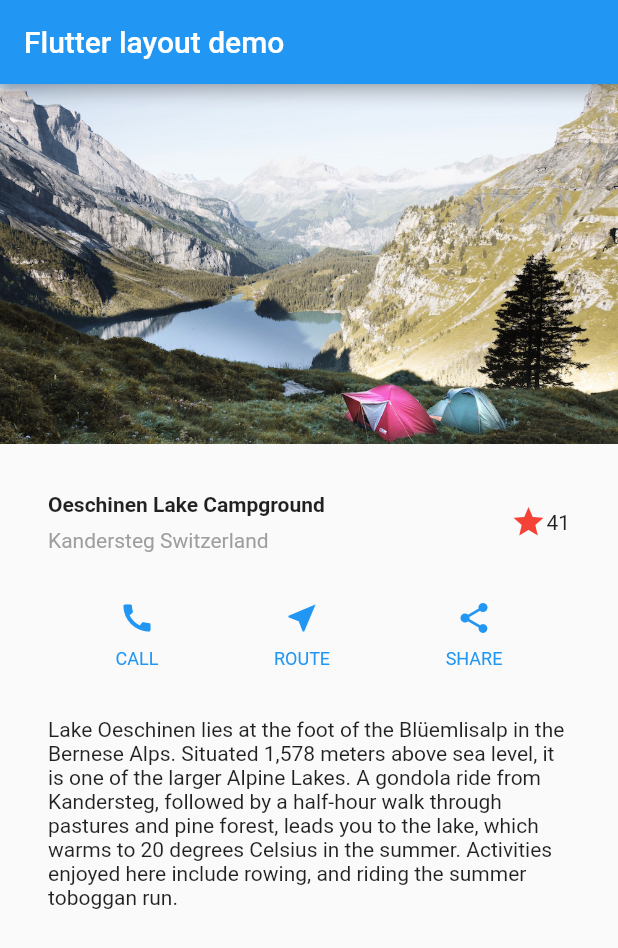
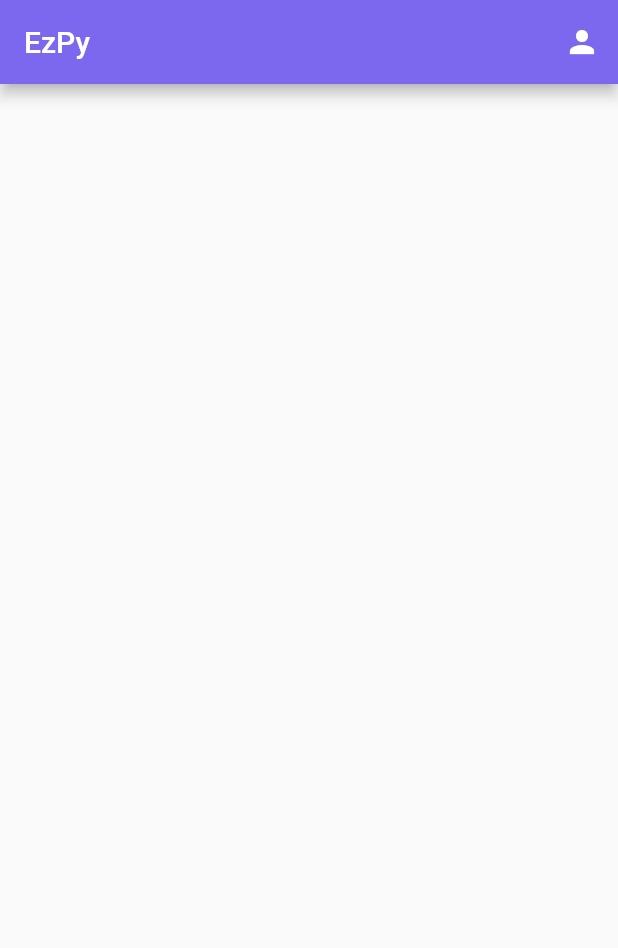
Before and after one commit to Darinochka/new_project, a Flutter app: the screen it shows after launch, on a phone screen of 412 x 824 dp. Shown: the top 948 px of the screen. Run offline on Flutter 3.47's test engine with Material 2 defaults, Android fonts, the phone set to English and light mode, and no system bars.

Commit message:
pageSignIn

```diff
--- a/lib/main.dart
+++ b/lib/main.dart
@@ -3,113 +3,149 @@ import 'package:flutter/material.dart';
 void main() => runApp(MyApp());
 
 class MyApp extends StatelessWidget {
+  static const String _title = 'Flutter code Sample';
+
   @override
   Widget build(BuildContext context) {
-    Widget titleSection = Container(
-      padding: const EdgeInsets.all(32),
-      child: Row(
-        children: [
-          Expanded(
-            /*1*/
-            child: Column(
-              crossAxisAlignment: CrossAxisAlignment.start,
-              children: [
-                /*2*/
-                Container(
-                  padding: const EdgeInsets.only(bottom: 8),
-                  child: Text(
-                    'Oeschinen Lake Campground',
-                    style: TextStyle(
-                      fontWeight: FontWeight.bold,
-                    ),
-                  ),
-                ),
-                Text(
-                  'Kandersteg Switzerland',
-                  style: TextStyle(
-                    color: Colors.grey[500],
-                  ),
-                ),
-              ],
-            ),
-          ),
-          /*3*/
-          Icon(
-            Icons.star,
-            color: Colors.red[500],
-          ),
-          Text('41'),
+    return MaterialApp(
+      title: _title,
+      home: HomeApp(),
+    );
+  }
+}
+
+final GlobalKey<ScaffoldState> scaffoldKey = GlobalKey<ScaffoldState>();
+final colorBlue = Color.fromRGBO(123, 104, 238, 1);
+bool checkSignIn = false;
+
+class HomeApp extends StatefulWidget {
+  @override
+  _HomeAppState createState() => _HomeAppState();
+}
+
+class _HomeAppState extends State<HomeApp> {
+  @override
+  Widget build(BuildContext context) {
+    return Scaffold(
+      key: scaffoldKey,
+      appBar: AppBar(
+        title: const Text('EzPy'),
+        backgroundColor: colorBlue,
+        actions: <Widget>[
+          IconSignIn(),
         ],
       ),
     );
+  }
+}
 
-    Color color = Theme.of(context).primaryColor;
 
-    Widget buttonSection = Container(
-      child: Row(
-        mainAxisAlignment: MainAxisAlignment.spaceEvenly,
-        children: [
-          _buildButtonColumn(color, Icons.call, 'CALL'),
-          _buildButtonColumn(color, Icons.near_me, 'ROUTE'),
-          _buildButtonColumn(color, Icons.share, 'SHARE'),
-        ],
-      ),
-    );
+class IconSignIn extends StatefulWidget {
+  @override
+  _IconSignInState createState() => _IconSignInState();
+}
 
-    Widget textSection = Container(
-      padding: const EdgeInsets.all(32),
-      child: Text(
-        'Lake Oeschinen lies at the foot of the Blüemlisalp in the Bernese '
-            'Alps. Situated 1,578 meters above sea level, it is one of the '
-            'larger Alpine Lakes. A gondola ride from Kandersteg, followed by a '
-            'half-hour walk through pastures and pine forest, leads you to the '
-            'lake, which warms to 20 degrees Celsius in the summer. Activities '
-            'enjoyed here include rowing, and riding the summer toboggan run.',
-        softWrap: true,
-      ),
-    );
-
-    return MaterialApp(
-      title: 'Flutter layout demo',
-      home: Scaffold(
-        appBar: AppBar(
-          title: Text('Flutter layout demo'),
-        ),
-        body: ListView(
-          children: [
-            Image.asset(
-              'images/lake.jpg',
-              width: 600,
-              height: 240,
-              fit: BoxFit.cover,
-            ),
-            titleSection,
-            buttonSection,
-            textSection,
-          ],
-        ),
+class _IconSignInState extends State<IconSignIn> {
+  @override
+  Widget build(BuildContext context) {
+    return Container(
+      child: IconButton(
+        icon: Icon(checkSignIn ? Icons.exit_to_app : Icons.person),
+        tooltip: 'Sign in',
+        onPressed: () {
+          Navigator.push(
+            context,
+            MaterialPageRoute(builder: (context) => SignIn()),
+          );
+        },
       ),
     );
   }
+}
 
-  Column _buildButtonColumn(Color color, IconData icon, String label) {
-    return Column(
-      mainAxisSize: MainAxisSize.min,
-      mainAxisAlignment: MainAxisAlignment.center,
-      children: [
-        Icon(icon, color: color),
-        Container(
-          margin: const EdgeInsets.only(top: 8),
-          child: Text(
-            label,
-            style: TextStyle(
-              fontSize: 12,
-              fontWeight: FontWeight.w400,
-              color: color,
-            ),
+class SignIn extends StatelessWidget {
+  final _formKey = GlobalKey<FormState>();
+
+
+  @override
+  Widget build(BuildContext context) {
+    return Scaffold(
+      appBar: AppBar(
+        title: Text("Sign in"),
+        backgroundColor: colorBlue,
+      ),
+      body: Center(
+        child: Form(
+          key: _formKey,
+          child: Column(
+            mainAxisAlignment: MainAxisAlignment.center,
+            crossAxisAlignment: CrossAxisAlignment.center,
+            children: <Widget>[
+              Container(
+                child: TextFormField(
+                  decoration: const InputDecoration(
+                    hintText: 'Enter your email',
+                  ),
+                  validator: (value) {
+                    if (value.isEmpty) {
+                      return 'Please enter some text';
+                    }
+                    return null;
+                  },
+                ),
+                width: 300,
+              ),
+              Container(
+                child: TextFormField(
+                  decoration: const InputDecoration(
+                    hintText: 'Enter your password',
+                  ),
+                  validator: (value) {
+                    if (value.isEmpty) {
+                      return 'Please enter some text';
+                    }
+                    return null;
+                  },
+                  obscureText: true,
+                ),
+                width: 300,
+              ),
+              Padding(
+                padding: const EdgeInsets.symmetric(vertical: 16.0),
+                child: Row(
+                  mainAxisAlignment: MainAxisAlignment.center,
+                  children: <Widget>[
+                    Container(
+                      child: ElevatedButton(
+                        style: ButtonStyle(
+                          backgroundColor:
+                            MaterialStateProperty.all<Color>(
+                              Color.fromRGBO(60, 179, 113, 1))),
+                        onPressed: () {
+                          checkSignIn = _formKey.currentState.validate();
+                        },
+                         child: Text('Sign in'),
+                      ),
+                      padding: new EdgeInsets.all(10.0),
+                    ),
+                    Container(
+                      child: ElevatedButton(
+                        style: ButtonStyle(
+                          backgroundColor:
+                            MaterialStateProperty.all<Color>(
+                              Color.fromRGBO(30, 144, 255, 1))),
+                        onPressed: () {},
+                        child: Text('Login'),
+                      ),
+                      padding: new EdgeInsets.all(10.0),
+                    ),
+                  ]
+                )
+              ),
+            ],
           ),
-        ),
-      ],
+        )
+      )
     );
   }
 }
```
